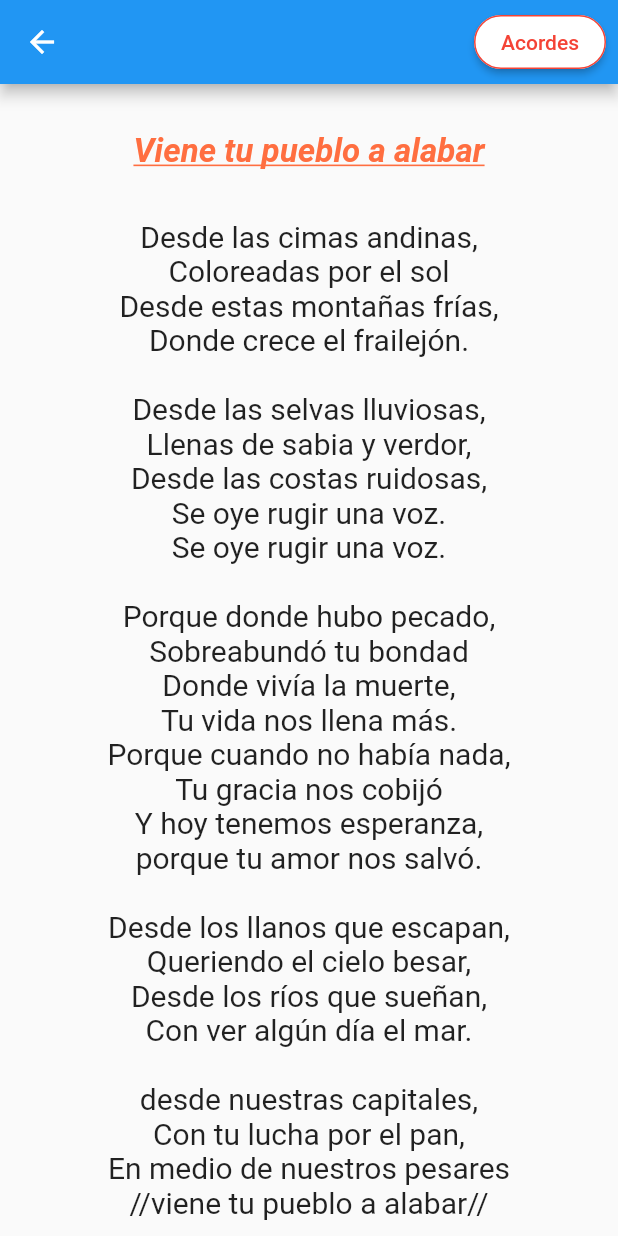
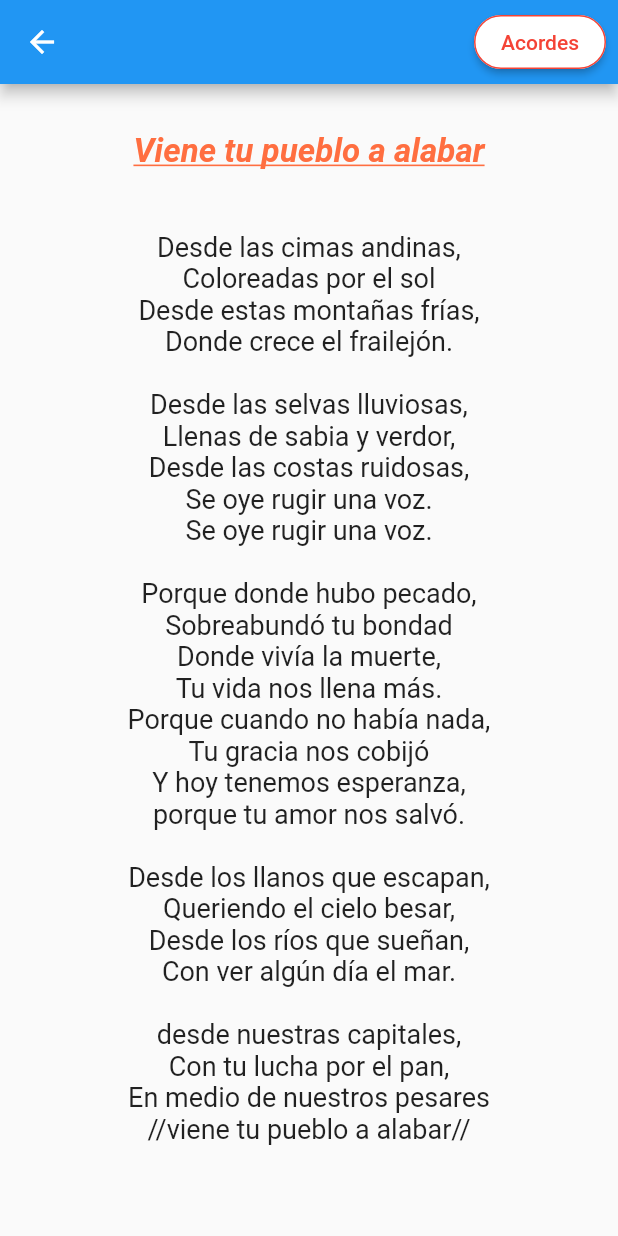
Before and after one commit to ThisLerol/AGEAPP-2.0, a Flutter app: the chord screen opened directly with empty values, on a phone screen of 412 x 824 dp. Run offline on Flutter 3.47's test engine with Material 2 defaults, Android fonts, the phone set to English and light mode, and no system bars.

Commit message:
Padding en las letras y acordes de las canciones

```diff
--- a/lib/Contenidos/LetrayAcordes/ChordMain.dart
+++ b/lib/Contenidos/LetrayAcordes/ChordMain.dart
@@ -77,7 +77,10 @@ class _chord extends State<chord>{
                   Text("\n"),
                   Text(letras().nombreCan(widget.musicTitle.toInt()),textAlign: TextAlign.center, style: TextStyle(color: Colors.deepOrangeAccent,fontSize: 22,decoration: TextDecoration.underline,fontStyle: FontStyle.italic, fontWeight: FontWeight.bold),),
                   Text("\n"),
-                  Text(letras().letrasand(tono, letraOacorde,widget.musicTitle.toInt()),textAlign: TextAlign.center, style: TextStyle(color: Colors.black87,fontSize: 20,decoration: TextDecoration.none,),),
+                  Padding(
+                    padding: const EdgeInsets.all(8.0),
+                    child: Text(letras().letrasand(tono, letraOacorde,widget.musicTitle.toInt()),textAlign: TextAlign.center, style: TextStyle(color: Colors.black87,fontSize: 18,decoration: TextDecoration.none,),),
+                  ),
                 ],
               ),
             )
```
Also changed, not shown: lib/Contenidos/LetrayAcordes/Canciones/MusicaClass.dart (+0 -3 lines), 1 other file.
